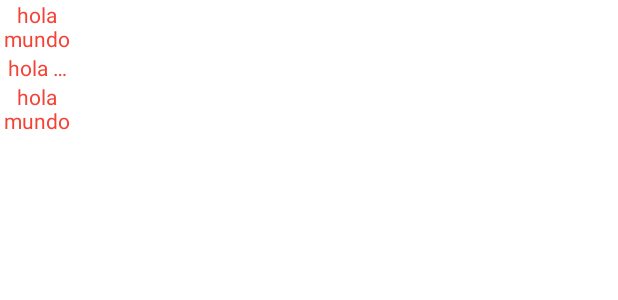
After one commit to Pabloyquemas/PMDM, an Android app: the layout activity_ut01_ex02.xml on its own in the app's theme, with its tools: preview values and no code run, on a phone screen of 412 x 824 dp. The commit adds this screen. Shown: the top 300 px of the screen. Run offline under Robolectric (Android 15) with nearby library versions, the phone set to English and light mode, and no system bars.

Commit message:
textview and imagenview

```diff
--- a/app/src/main/AndroidManifest.xml
+++ b/app/src/main/AndroidManifest.xml
@@ -12,6 +12,13 @@
         android:supportsRtl="true"
         android:theme="@style/Theme.PMDM2022"
         tools:targetApi="31">
+        <activity
+            android:name=".Ut01Ex02Activity"
+            android:exported="false">
+            <meta-data
+                android:name="android.app.lib_name"
+                android:value="" />
+        </activity>
         <activity
             android:name=".Ut01Ex01"
             android:exported="false">
--- /dev/null
+++ b/app/src/main/java/com/pgonrod/pmdm2022/ut01/ex02/presentation/Ut01Ex02Activity.kt
@@ -0,0 +1,12 @@
+package com.pgonrod.pmdm2022.ut01.ex02.presentation
+
+import androidx.appcompat.app.AppCompatActivity
+import android.os.Bundle
+import com.pgonrod.pmdm2022.R
+
+class Ut01Ex02Activity : AppCompatActivity() {
+    override fun onCreate(savedInstanceState: Bundle?) {
+        super.onCreate(savedInstanceState)
+        setContentView(R.layout.activity_ut01_ex02)
+    }
+}
--- /dev/null
+++ b/app/src/main/res/layout/activity_ut01_ex02.xml
@@ -0,0 +1,42 @@
+<?xml version="1.0" encoding="utf-8"?>
+<LinearLayout xmlns:android="http://schemas.android.com/apk/res/android"
+    xmlns:app="http://schemas.android.com/apk/res-auto"
+    xmlns:tools="http://schemas.android.com/tools"
+    android:layout_width="match_parent"
+    android:layout_height="match_parent"
+    android:orientation="vertical"
+    tools:context=".ut01.ex02.presentation.Ut01Ex02Activity">
+
+    <TextView
+
+        android:layout_width="50dp"
+        android:layout_height="wrap_content"
+        android:text="@string/title"
+        android:textAlignment="center"
+        android:maxLines="5"
+        android:ellipsize="end"
+        android:textColor="@color/red" />
+    <TextView
+
+        android:layout_width="50dp"
+        android:layout_height="wrap_content"
+        android:text="@string/title"
+        android:textAlignment="center"
+        android:maxLines="1"
+        android:ellipsize="end"
+        android:textColor="@color/red" />
+    <TextView
+        android:id="@+id/label_title"
+        android:layout_width="50dp"
+        android:layout_height="wrap_content"
+        android:text="@string/title"
+        android:textAlignment="center"
+        android:minLines="5"
+        android:ellipsize="end"
+        android:textColor="@color/red" />
+    <ImageView
+        android:layout_width="32dp"
+        android:layout_height="32dp"
+        app:srcCompat=""/>
+
+</LinearLayout>
--- a/app/src/main/res/values/colors.xml
+++ b/app/src/main/res/values/colors.xml
@@ -7,4 +7,5 @@
     <color name="teal_700">#FF018786</color>
     <color name="black">#FF000000</color>
     <color name="white">#FFFFFFFF</color>
+    <color name="red">#F44336</color>
 </resources>
--- a/app/src/main/res/values/strings.xml
+++ b/app/src/main/res/values/strings.xml
@@ -1,3 +1,4 @@
 <resources>
     <string name="app_name">PMDM2022</string>
+    <string name="title">hola mundo</string>
 </resources>
```
